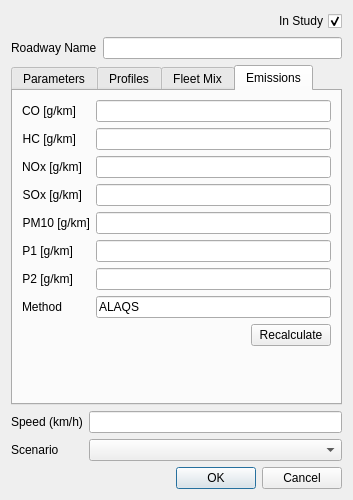
Above: ui/ui_roadways.ui from eurocontrol-asu/open_alaqs before the change. Below: the same form after it.
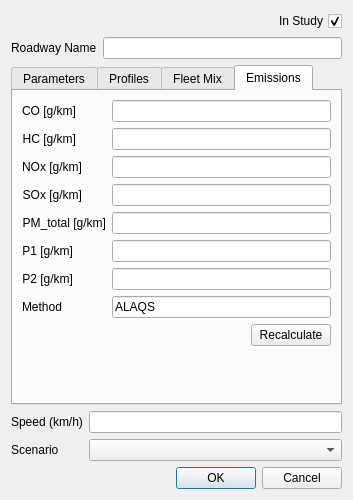
That is the form after the change. The open tabs and pages were chosen to show the change.

Commit message: Rename PM10 to PM_total

Diff of the .ui file:
```diff
--- a/ui/ui_roadways.ui
+++ b/ui/ui_roadways.ui
@@ -344,7 +344,7 @@
        <item row="5" column="0">
         <widget class="QLabel" name="label_17">
          <property name="text">
-          <string>PM10 [g/km]</string>
+          <string>PM_total [g/km]</string>
          </property>
          <property name="alignment">
           <set>Qt::AlignRight|Qt::AlignTrailing|Qt::AlignVCenter</set>
```
Left out of the diff: 4 changed lines with no effect on the pictures. The commit also changes 45 other files.
